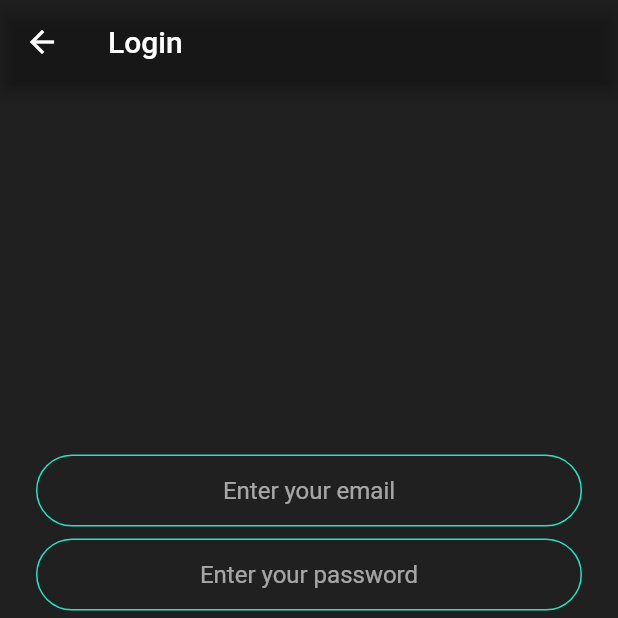
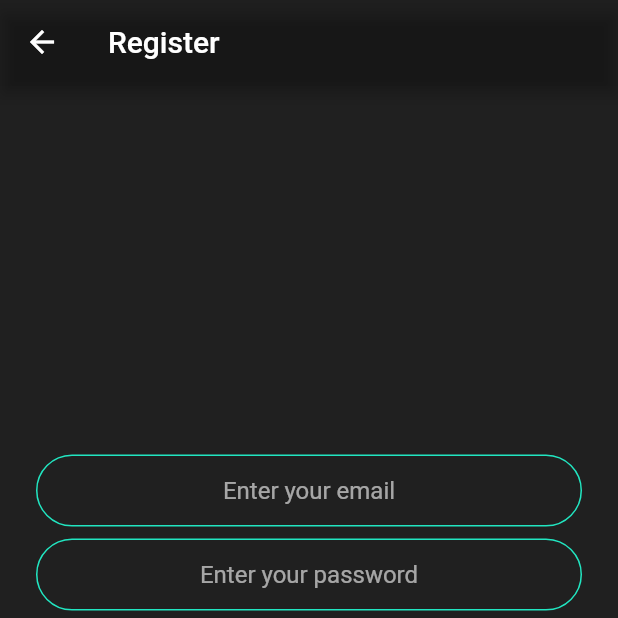
Before and after one commit to tshuenhau/gradis, a Flutter app: the screen it shows after launch, after a tap on "Log In", on a phone screen of 412 x 824 dp, the top half of it. Run offline on Flutter 3.47's test engine with Material 2 defaults, Android fonts, the phone set to English and light mode, and no system bars; our stand-ins replace cloud_firestore, firebase_auth, firebase_core, fl_chart, flutter_slidable; accounts and stored records are empty.

Commit message:
Revert "ios 1.0.2"
This reverts commit 468a77f3eca6fa9561b1757c16b61593c9e0f73f.

```diff
--- a/lib/screens/authentication/LoginScreen.dart
+++ b/lib/screens/authentication/LoginScreen.dart
@@ -22,7 +22,8 @@ class _LoginScreenState extends State<LoginScreen> {
   @override
   Widget build(BuildContext context) {
     return Scaffold(
-      appBar: AppBar(title: Text("Login"), backgroundColor: Colors.transparent),
+      appBar:
+          AppBar(title: Text("Register"), backgroundColor: Colors.transparent),
       body: Padding(
           padding: EdgeInsets.symmetric(horizontal: 24.0),
           child: Column(
--- a/pubspec.yaml
+++ b/pubspec.yaml
@@ -3,7 +3,7 @@ description: Your academic planning app.
 
 publish_to: "none"
 
-version: 1.0.2+1
+version: 1.0.1+1
 
 environment:
   sdk: ">=2.12.0 <3.0.0"
```
